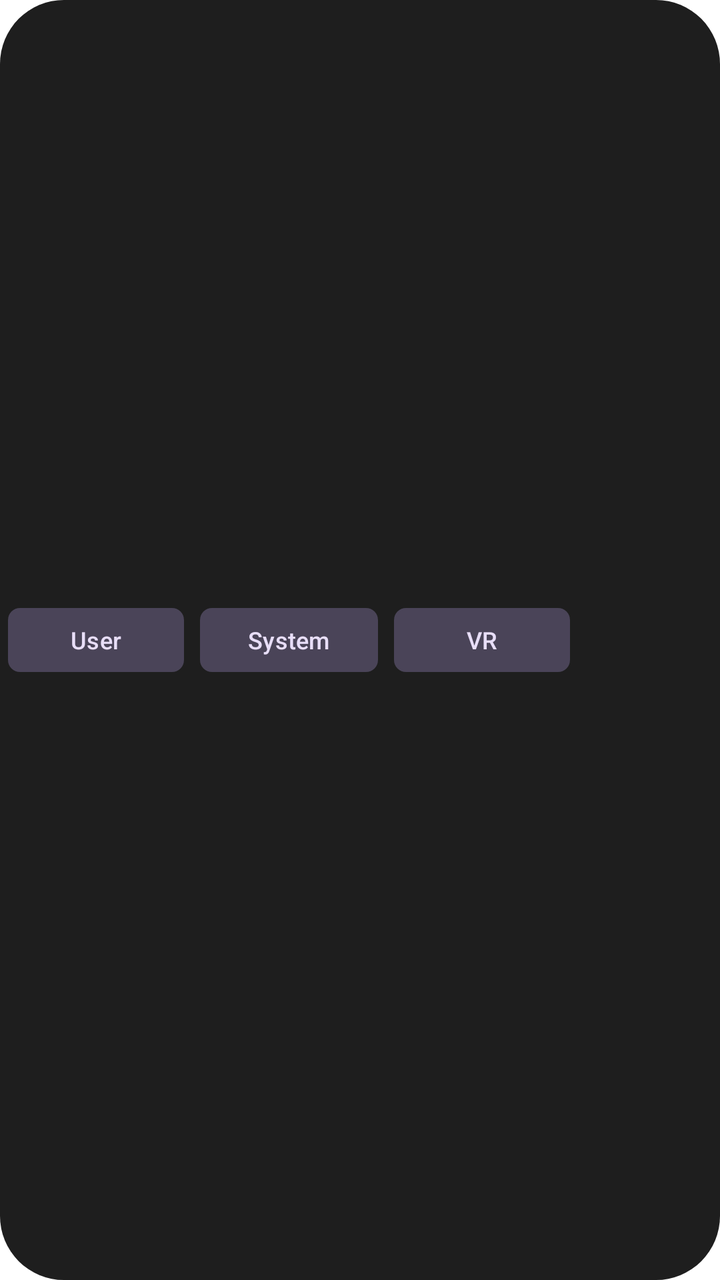
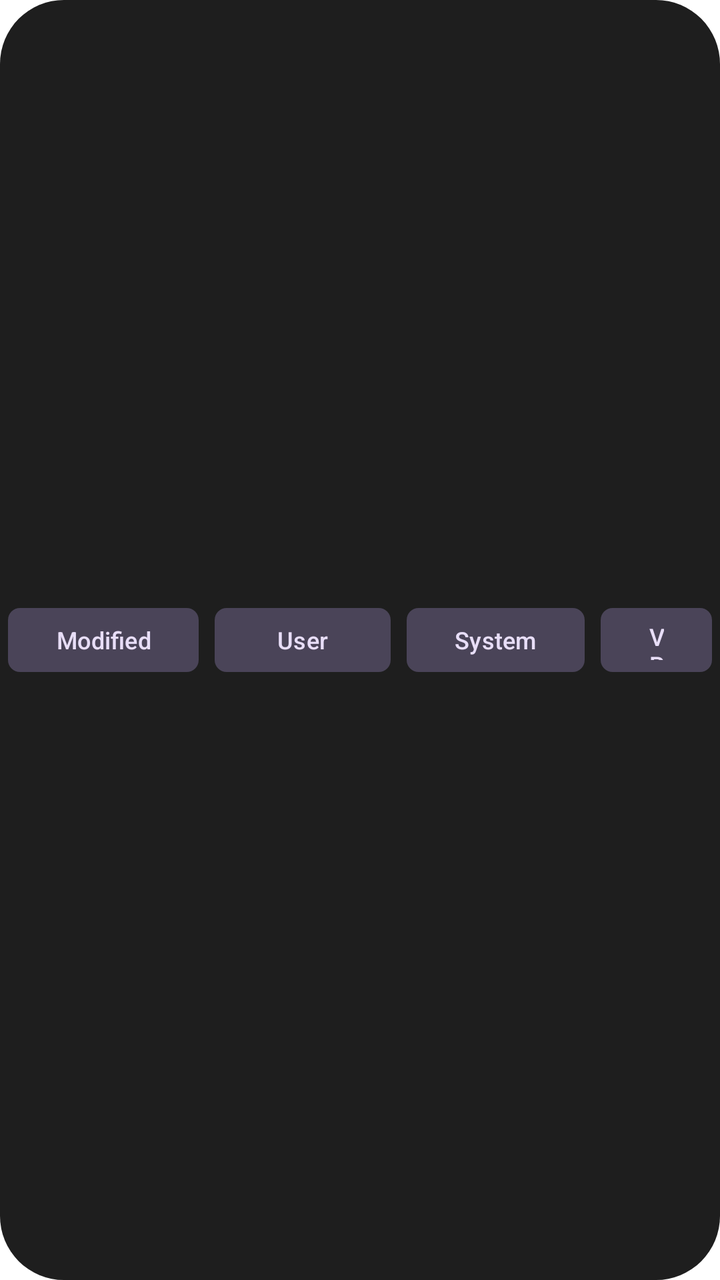

An Android layout rendered at two revisions. The XML below is the earlier revision; the diff shows what the commit changed to produce the second picture.
<!-- AndroidManifest.xml: application theme Theme.ResFix -->
<!-- res/layout/layout_filter_buttons.xml -->
<?xml version="1.0" encoding="utf-8"?>

<LinearLayout xmlns:android="http://schemas.android.com/apk/res/android"
    xmlns:app="http://schemas.android.com/apk/res-auto"
    android:layout_width="wrap_content"
    android:layout_height="wrap_content"
    android:gravity="center_vertical"
    android:orientation="horizontal"
    android:padding="4dp">

    <com.google.android.material.button.MaterialButton
        android:id="@+id/btn_filter_user"
        style="@style/Widget.Material3.Button.TonalButton"
        android:layout_width="wrap_content"
        android:layout_height="32dp"
        android:layout_marginEnd="8dp"
        android:insetTop="0dp"
        android:insetBottom="0dp"
        android:paddingStart="12dp"
        android:paddingEnd="12dp"
        android:text="@string/tag_user"
        android:textSize="12sp"
        app:cornerRadius="6dp" />

    <com.google.android.material.button.MaterialButton
        android:id="@+id/btn_filter_system"
        style="@style/Widget.Material3.Button.TonalButton"
        android:layout_width="wrap_content"
        android:layout_height="32dp"
        android:layout_marginEnd="8dp"
        android:insetTop="0dp"
        android:insetBottom="0dp"
        android:paddingStart="12dp"
        android:paddingEnd="12dp"
        android:text="@string/tag_system"
        android:textSize="12sp"
        app:cornerRadius="6dp" />

    <com.google.android.material.button.MaterialButton
        android:id="@+id/btn_filter_vr"
        style="@style/Widget.Material3.Button.TonalButton"
        android:layout_width="wrap_content"
        android:layout_height="32dp"
        android:insetTop="0dp"
        android:insetBottom="0dp"
        android:paddingStart="12dp"
        android:paddingEnd="12dp"
        android:text="@string/tag_vr"
        android:textSize="12sp"
        app:cornerRadius="6dp" />

</LinearLayout>
<!-- resources referenced by this layout -->
<resources>
  <string name="tag_system">System</string>
  <string name="tag_user">User</string>
  <string name="tag_vr">VR</string>
  <style name="Theme.ResFix" parent="Theme.Material3.Dark.NoActionBar">
          <item name="android:windowBackground">@drawable/bg_main</item>
          <item name="android:windowIsTranslucent">true</item>
          <item name="android:windowContentOverlay">@null</item>
          <item name="android:navigationBarColor">@android:color/transparent</item>
          <item name="android:statusBarColor">@android:color/transparent</item>
          <item name="android:forceDarkAllowed">false</item>
  
          <item name="colorPrimary">@color/card_bg</item>
          <item name="colorOnPrimary">@color/design_default_color_background</item>
          <item name="colorControlActivated">@color/primary</item>
  
          <item name="colorPrimaryContainer">@color/card_bg</item>
          <item name="colorOnPrimaryContainer">@color/design_default_color_background</item>
      </style>
  <!-- drawable bg_main (drawable) -->
  <?xml version="1.0" encoding="utf-8"?>
  
  <shape xmlns:android="http://schemas.android.com/apk/res/android">
      <solid android:color="@color/main_bg" />
      <corners android:radius="32dp" />
  </shape>
  <color name="card_bg">#323232</color>
  <color name="primary">#3e8bff</color>
  <color name="main_bg">#1e1e1e</color>
</resources>

<!-- the commit's change to res/layout/layout_filter_buttons.xml (unified diff, before → after) -->
@@ -7,6 +7,20 @@
     android:gravity="center_vertical"
     android:orientation="horizontal"
     android:padding="4dp">
+
+    <com.google.android.material.button.MaterialButton
+        android:id="@+id/btn_filter_modified"
+        style="@style/Widget.Material3.Button.TonalButton"
+        android:layout_width="wrap_content"
+        android:layout_height="32dp"
+        android:layout_marginEnd="8dp"
+        android:insetTop="0dp"
+        android:insetBottom="0dp"
+        android:paddingStart="12dp"
+        android:paddingEnd="12dp"
+        android:text="@string/tag_modified"
+        android:textSize="12sp"
+        app:cornerRadius="6dp" />
 
     <com.google.android.material.button.MaterialButton
         android:id="@+id/btn_filter_user"
<!-- resource entries referenced after the edit -->
@@ -1,5 +1,6 @@
 <!-- resources referenced by this layout -->
 <resources>
+  <string name="tag_modified">Modified</string>
   <string name="tag_system">System</string>
   <string name="tag_user">User</string>
   <string name="tag_vr">VR</string>
